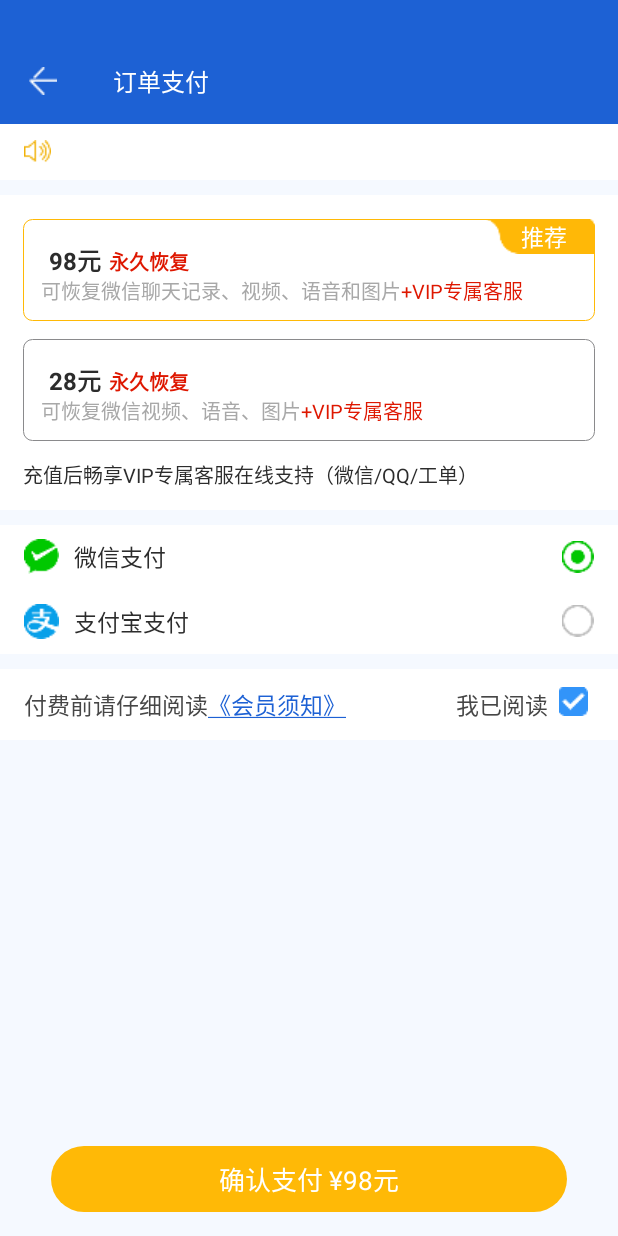
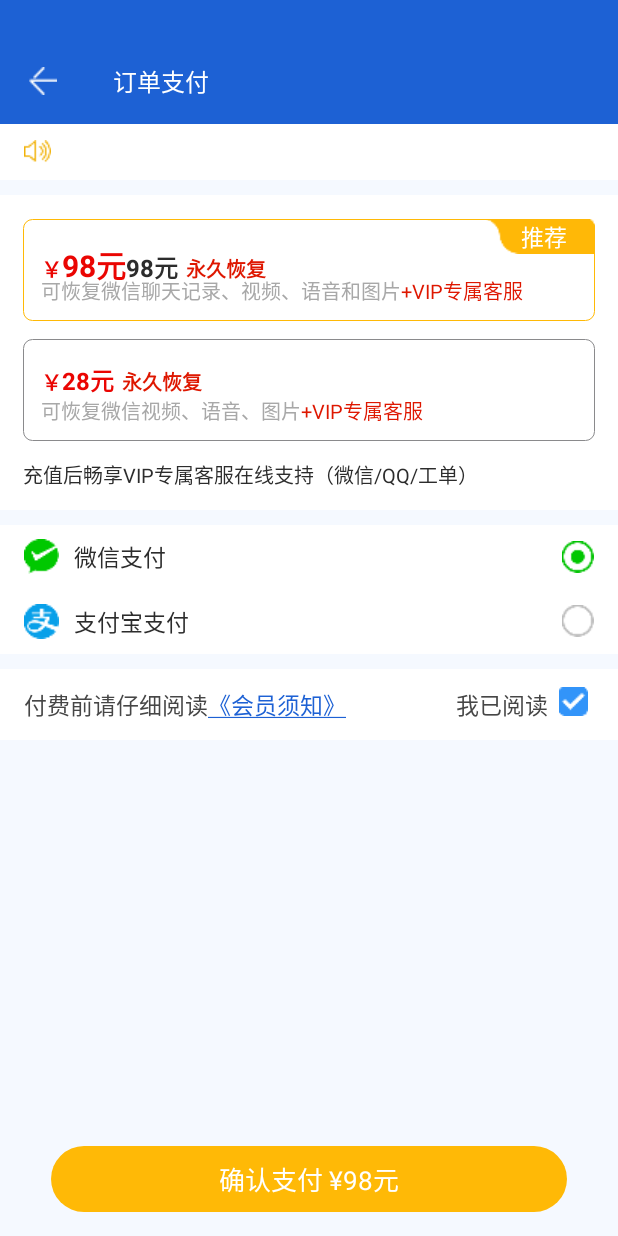
Before and after one commit to YangChengTeam/Mmrecover, an Android app: the PayActivity screen opened directly, with no data from a screen before it, on a phone screen of 412 x 824 dp. Run offline under Robolectric (Android 15) with nearby library versions, the light colour scheme and no system bars; our stand-ins replace ButterKnife; libraries missing offline, so code that uses them is left out: com.alibaba.fastjson, com.kk.securityhttp, com.kk.utils, com.umeng.analytics, com.umeng.commonsdk; 1 statement that could not run was skipped.

Commit message:
PayActivity界面继续完善

```diff
--- a/app/src/main/java/com/yc/mmrecover/controller/activitys/PayActivity.java
+++ b/app/src/main/java/com/yc/mmrecover/controller/activitys/PayActivity.java
@@ -14,29 +14,10 @@ import com.yc.mmrecover.util.BackgroundShape;
 
 import java.util.List;
 
-import android.annotation.SuppressLint;
-import android.app.Activity;
 import android.content.DialogInterface;
 import android.content.Intent;
-import android.os.Bundle;
-import android.os.Handler;
-import android.os.Message;
 import android.text.Html;
-import android.text.SpannableStringBuilder;
-import android.text.TextUtils;
-import android.text.style.ForegroundColorSpan;
-import android.view.KeyEvent;
-import android.view.View;
-import android.view.View.OnClickListener;
-import android.widget.ImageView;
-import android.widget.RelativeLayout;
-import android.widget.TextView;
 import android.widget.Toast;
-
-import java.util.ArrayList;
-import java.util.HashMap;
-import java.util.List;
-import java.util.Map;
 
 
 import butterknife.BindView;
@@ -144,6 +125,8 @@ public class PayActivity extends BaseActivity {
         tvNote.getPaint().setAntiAlias(true);
         tvNote.setText(Html.fromHtml("《会员须知》"));
 
+        tvPay.setBackgroundDrawable(new BackgroundShape(this, 22, R.color.yellow_btn));
+
     }
 
 
--- a/app/src/main/java/com/yc/mmrecover/controller/activitys/SplashActivity.java
+++ b/app/src/main/java/com/yc/mmrecover/controller/activitys/SplashActivity.java
@@ -1,7 +1,6 @@
 package com.yc.mmrecover.controller.activitys;
 
 import android.content.Intent;
-import android.content.pm.ApplicationInfo;
 import android.widget.TextView;
 
 import com.kk.utils.VUiKit;
@@ -22,7 +21,7 @@ public class SplashActivity extends BaseActivity {
     @Override
     protected void initViews() {
         VUiKit.postDelayed(900, () -> {
-            startActivity(new Intent(SplashActivity.this, MainActivity.class));
+            startActivity(new Intent(SplashActivity.this, PayActivity.class));
             finish();
         });
     }
--- a/app/src/main/res/layout/activity_pay.xml
+++ b/app/src/main/res/layout/activity_pay.xml
@@ -86,16 +86,33 @@
                     android:orientation="horizontal">
 
                     <TextView
+                        android:layout_width="wrap_content"
+                        android:layout_height="wrap_content"
+                        android:text="￥"
+                        android:textColor="@color/red_money"
+                        android:textSize="14.0sp"
+                        android:textStyle="bold" />
+
+                    <TextView
                         android:id="@id/tv_98"
                         android:layout_width="wrap_content"
                         android:layout_height="wrap_content"
-                        android:layout_marginLeft="5.0dip"
+                        android:text="98"
+                        android:textColor="@color/red_money"
+                        android:textSize="20.0sp"
+                        android:textStyle="bold" />
+
+                    <TextView
+                        android:id="@id/tv_98_real"
+                        android:layout_width="wrap_content"
+                        android:layout_height="wrap_content"
                         android:text="98元"
                         android:textColor="@color/black_word"
                         android:textSize="16.0sp"
                         android:textStyle="bold" />
 
                     <TextView
+                        android:id="@+id/tv_pay_des"
                         android:layout_width="wrap_content"
                         android:layout_height="wrap_content"
                         android:layout_marginLeft="5.0dip"
@@ -166,12 +183,19 @@
                     android:orientation="horizontal">
 
                     <TextView
+                        android:layout_width="wrap_content"
+                        android:layout_height="wrap_content"
+                        android:text="￥"
+                        android:textColor="@color/red_money"
+                        android:textSize="14.0sp"
+                        android:textStyle="bold" />
+
+                    <TextView
                         android:id="@id/tv_28"
                         android:layout_width="wrap_content"
                         android:layout_height="wrap_content"
-                        android:layout_marginLeft="5.0dip"
-                        android:text="28元"
-                        android:textColor="@color/black_word"
+                        android:text="28"
+                        android:textColor="@color/red_money"
                         android:textSize="16.0sp"
                         android:textStyle="bold" />
 
--- a/app/src/main/res/values/colors.xml
+++ b/app/src/main/res/values/colors.xml
@@ -69,6 +69,8 @@
     <color name="primary_text_default_material_light">#de000000</color>
     <color name="primary_text_disabled_material_dark">#4dffffff</color>
     <color name="primary_text_disabled_material_light">#39000000</color>
+    <color name="red_case">#ff0011</color>
+    <color name="red_money">#ea0502</color>
     <color name="red_word">#ffde1700</color>
     <color name="red_word2">#ffd71211</color>
     <color name="ripple_material_dark">#33ffffff</color>
--- a/app/src/main/res/values/ids.xml
+++ b/app/src/main/res/values/ids.xml
@@ -150,8 +150,10 @@
     <item name="titleDividerNoCustom" type="id" />
     <item name="title_template" type="id" />
     <item name="topPanel" type="id" />
+    <item name="tv_28_real" type="id" />
     <item name="tv_28" type="id" />
     <item name="tv_98" type="id" />
+    <item name="tv_98_real" type="id" />
     <item name="tv_backup" type="id" />
     <item name="tv_backup1" type="id" />
     <item name="tv_backup_err" type="id" />
```
